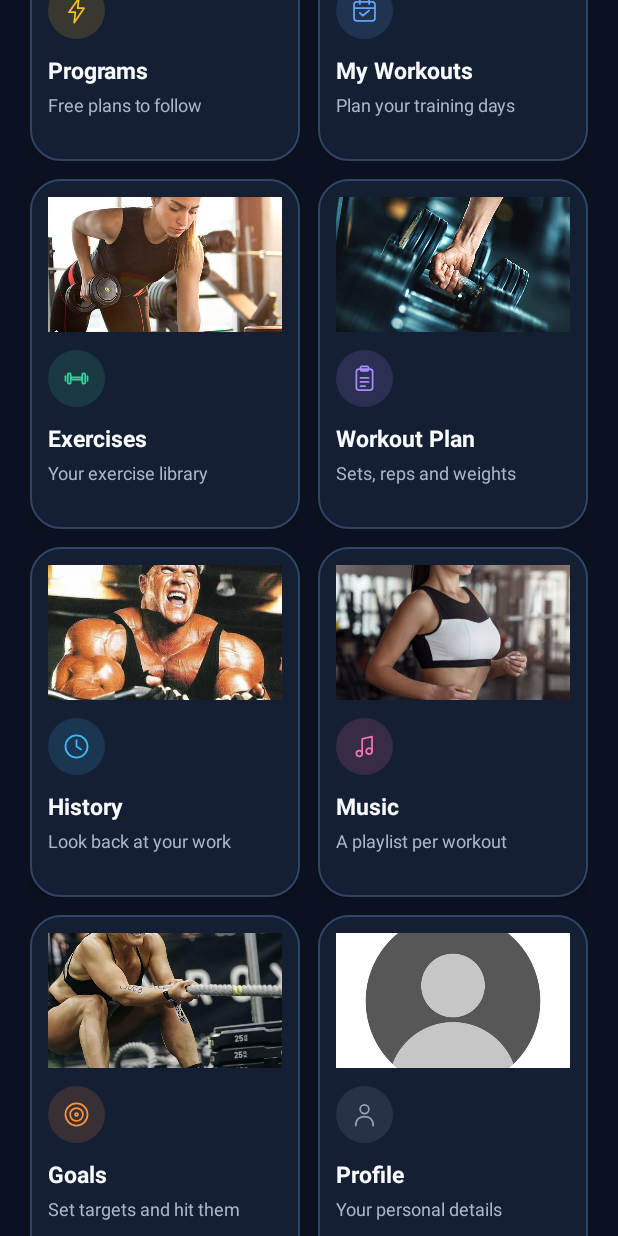
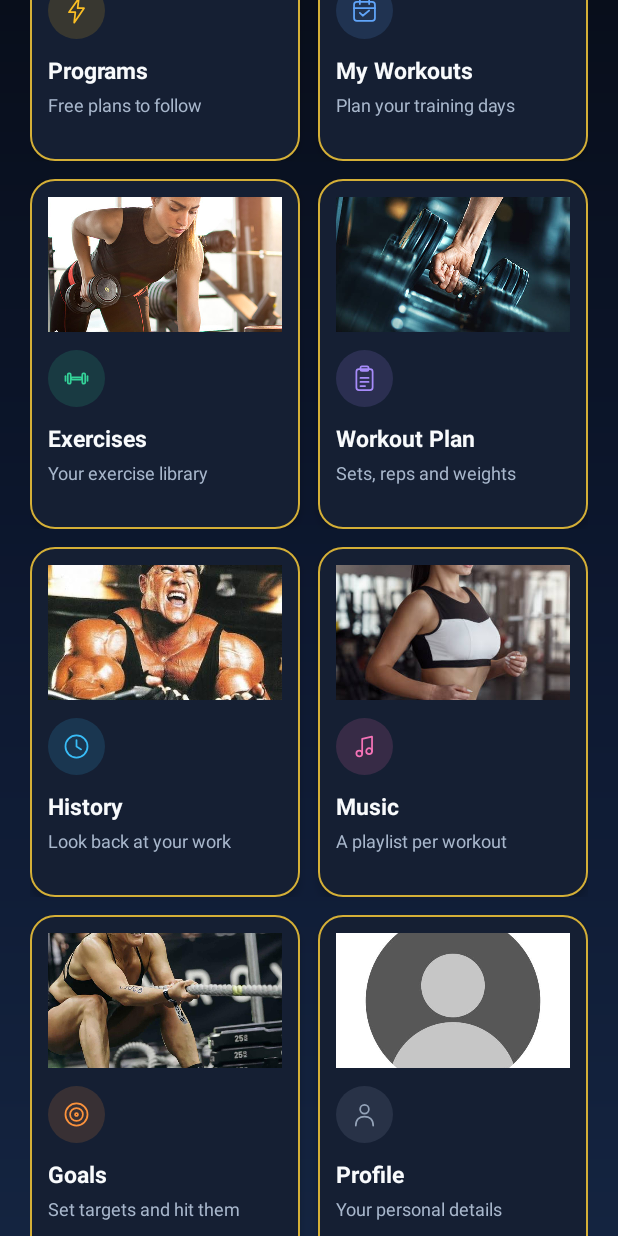
Before and after one commit to hamzamohammad-6r/GymTrackerPro, an Android app: the screen it shows after launch (MainActivity), scrolled down 1153 dp, on a phone screen of 412 x 824 dp. Run offline under Robolectric (Android 15) with nearby library versions, the phone set to English and light mode, and no system bars; our stand-ins replace Room's generated code.

Commit message:
Background Update

```diff
--- /dev/null
+++ b/app/src/main/res/drawable/bg_home_tile_gold.xml
@@ -0,0 +1,13 @@
+<?xml version="1.0" encoding="utf-8"?>
+<shape xmlns:android="http://schemas.android.com/apk/res/android"
+    android:shape="rectangle">
+
+    <solid android:color="#151F33" />
+
+    <stroke
+        android:width="1.5dp"
+        android:color="#D4AF37" />
+
+    <corners android:radius="16dp" />
+
+</shape>
--- /dev/null
+++ b/app/src/main/res/drawable/bg_midnight_gradient.xml
@@ -0,0 +1,12 @@
+<?xml version="1.0" encoding="utf-8"?>
+<shape xmlns:android="http://schemas.android.com/apk/res/android"
+    android:shape="rectangle">
+
+    <gradient
+        android:angle="270"
+        android:startColor="#080E1B"
+        android:centerColor="#0D1830"
+        android:endColor="#142440"
+        android:type="linear" />
+
+</shape>
--- a/app/src/main/res/layout/activity_exercise_detail.xml
+++ b/app/src/main/res/layout/activity_exercise_detail.xml
@@ -2,7 +2,7 @@
 <ScrollView xmlns:android="http://schemas.android.com/apk/res/android"
     android:layout_width="match_parent"
     android:layout_height="match_parent"
-    android:background="#0B1120"
+    android:background="@drawable/bg_midnight_gradient"
     android:fillViewport="true">
 
     <LinearLayout
--- a/app/src/main/res/layout/activity_exercises.xml
+++ b/app/src/main/res/layout/activity_exercises.xml
@@ -3,7 +3,7 @@
     xmlns:app="http://schemas.android.com/apk/res-auto"
     android:layout_width="match_parent"
     android:layout_height="match_parent"
-    android:background="#0B1120"
+    android:background="@drawable/bg_midnight_gradient"
     android:fillViewport="true"
     android:scrollbars="none">
 
--- a/app/src/main/res/layout/activity_goals.xml
+++ b/app/src/main/res/layout/activity_goals.xml
@@ -2,7 +2,7 @@
 <ScrollView xmlns:android="http://schemas.android.com/apk/res/android"
     android:layout_width="match_parent"
     android:layout_height="match_parent"
-    android:background="#0B1120"
+    android:background="@drawable/bg_midnight_gradient"
     android:fillViewport="true"
     android:scrollbars="none">
 
--- a/app/src/main/res/layout/activity_main.xml
+++ b/app/src/main/res/layout/activity_main.xml
@@ -3,7 +3,7 @@
     xmlns:app="http://schemas.android.com/apk/res-auto"
     android:layout_width="match_parent"
     android:layout_height="match_parent"
-    android:background="#0B1120"
+    android:background="@drawable/bg_midnight_gradient"
     android:fillViewport="true"
     android:scrollbars="none">
 
--- a/app/src/main/res/layout/activity_profile.xml
+++ b/app/src/main/res/layout/activity_profile.xml
@@ -2,7 +2,7 @@
 <ScrollView xmlns:android="http://schemas.android.com/apk/res/android"
     android:layout_width="match_parent"
     android:layout_height="match_parent"
-    android:background="#0B1120"
+    android:background="@drawable/bg_midnight_gradient"
     android:fillViewport="true"
     android:clipToPadding="false">
 
--- a/app/src/main/res/layout/activity_program_detail.xml
+++ b/app/src/main/res/layout/activity_program_detail.xml
@@ -3,7 +3,7 @@
     xmlns:app="http://schemas.android.com/apk/res-auto"
     android:layout_width="match_parent"
     android:layout_height="match_parent"
-    android:background="@color/gt_bg"
+    android:background="@drawable/bg_midnight_gradient"
     android:fillViewport="true"
     android:scrollbars="none">
 
--- a/app/src/main/res/layout/activity_programs.xml
+++ b/app/src/main/res/layout/activity_programs.xml
@@ -2,7 +2,7 @@
 <ScrollView xmlns:android="http://schemas.android.com/apk/res/android"
     android:layout_width="match_parent"
     android:layout_height="match_parent"
-    android:background="@color/gt_bg"
+    android:background="@drawable/bg_midnight_gradient"
     android:fillViewport="true"
     android:scrollbars="none">
 
--- a/app/src/main/res/layout/activity_register.xml
+++ b/app/src/main/res/layout/activity_register.xml
@@ -2,7 +2,7 @@
 <ScrollView xmlns:android="http://schemas.android.com/apk/res/android"
     android:layout_width="match_parent"
     android:layout_height="match_parent"
-    android:background="#0B1120"
+    android:background="@drawable/bg_midnight_gradient"
     android:fillViewport="true"
     android:fitsSystemWindows="true">
 
--- a/app/src/main/res/layout/activity_workout_exercises.xml
+++ b/app/src/main/res/layout/activity_workout_exercises.xml
@@ -2,7 +2,7 @@
 <ScrollView xmlns:android="http://schemas.android.com/apk/res/android"
     android:layout_width="match_parent"
     android:layout_height="match_parent"
-    android:background="#0B1120"
+    android:background="@drawable/bg_midnight_gradient"
     android:fillViewport="true"
     android:scrollbars="none">
 
--- a/app/src/main/res/layout/activity_workout_history.xml
+++ b/app/src/main/res/layout/activity_workout_history.xml
@@ -3,7 +3,7 @@
     android:layout_width="match_parent"
     android:layout_height="match_parent"
     android:orientation="vertical"
-    android:background="#0B1120"
+    android:background="@drawable/bg_midnight_gradient"
     android:padding="20dp">
 
     <!-- Header -->
--- a/app/src/main/res/layout/activity_workout_music.xml
+++ b/app/src/main/res/layout/activity_workout_music.xml
@@ -2,7 +2,7 @@
 <ScrollView xmlns:android="http://schemas.android.com/apk/res/android"
     android:layout_width="match_parent"
     android:layout_height="match_parent"
-    android:background="#0B1120"
+    android:background="@drawable/bg_midnight_gradient"
     android:fillViewport="true"
     android:clipToPadding="false">
 
--- a/app/src/main/res/layout/activity_workouts.xml
+++ b/app/src/main/res/layout/activity_workouts.xml
@@ -2,7 +2,7 @@
 <ScrollView xmlns:android="http://schemas.android.com/apk/res/android"
     android:layout_width="match_parent"
     android:layout_height="match_parent"
-    android:background="#0B1120"
+    android:background="@drawable/bg_midnight_gradient"
     android:fillViewport="true"
     android:scrollbars="none">
 
--- a/app/src/main/res/layout/item_exercise.xml
+++ b/app/src/main/res/layout/item_exercise.xml
@@ -3,7 +3,7 @@
     android:layout_width="match_parent"
     android:layout_height="wrap_content"
     android:layout_marginBottom="10dp"
-    android:background="@drawable/bg_card"
+    android:background="@drawable/bg_midnight_gradient"
     android:clickable="true"
     android:focusable="true"
     android:gravity="center_vertical"
--- a/app/src/main/res/layout/item_home_tile.xml
+++ b/app/src/main/res/layout/item_home_tile.xml
@@ -3,7 +3,7 @@
     android:layout_width="0dp"
     android:layout_height="wrap_content"
     android:layout_weight="1"
-    android:background="@drawable/bg_home_tile"
+    android:background="@drawable/bg_home_tile_gold"
     android:clickable="true"
     android:elevation="4dp"
     android:focusable="true"
```
